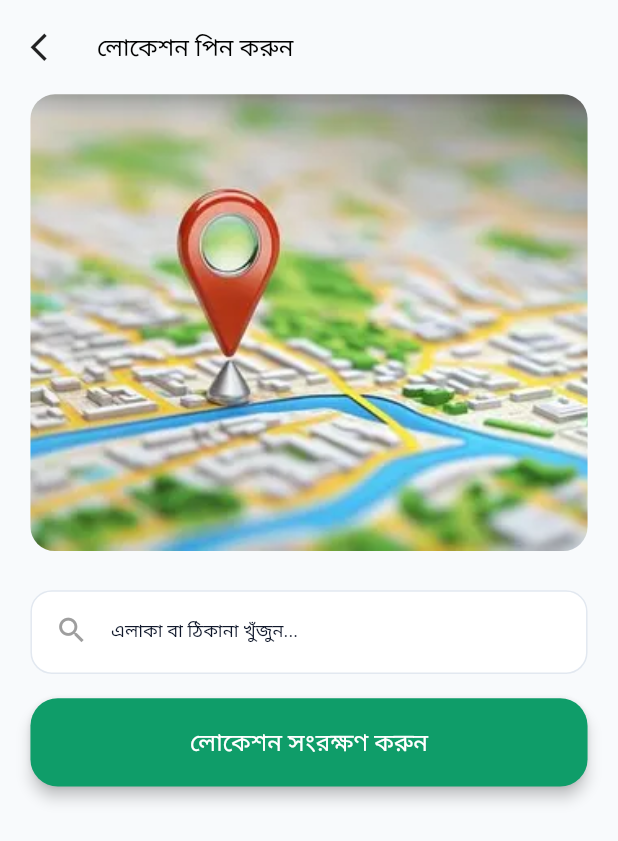
After one commit to byteAnik/tally_khata, a Flutter app: the screen it shows after launch, after a tap on "গ্রাহকের লোকেশন পিন করুন", on a phone screen of 412 x 824 dp. The commit adds this screen. Shown: the top 841 px of the screen. Run offline on Flutter 3.47's test engine with Material 3 defaults, Android fonts, the phone set to English and light mode, and no system bars; drawn by our look-alikes of auto_animated; our stand-ins replace connectivity_plus, device_info_plus, dio, dotted_border, fl_chart, flutter_screenutil and 10 more; missing offline and left inert: country_city_kit, dotlottie_loader; Roboto replaces fonts that are missing (Urbanist).

Commit message:
i have complete shop owner location pin screen

```diff
--- a/lib/common_wigdets/common_textform_flied.dart
+++ b/lib/common_wigdets/common_textform_flied.dart
@@ -94,7 +94,9 @@ class _CommonTextFormFieldState extends State<CommonTextFormField> {
             controller: widget.controller,
 
             /// 🔥 🔥 MAIN FIX
-            textAlignVertical: widget.maxLines == 1 ? TextAlignVertical.center : TextAlignVertical.top,
+            textAlignVertical: widget.maxLines == 1
+                ? TextAlignVertical.center
+                : TextAlignVertical.top,
 
             obscureText: widget.isPassword ? _isObscured : widget.obscureText,
 
@@ -118,9 +120,8 @@ class _CommonTextFormFieldState extends State<CommonTextFormField> {
               hintText: widget.hintText,
 
               hintStyle: TextStyle(
-
-                fontSize: 15.sp,
-                fontWeight: FontWeight.w700,
+                fontSize: 12.sp,
+                fontWeight: FontWeight.w400,
                 color: const Color(0xFF0F172A),
               ),
 
--- a/lib/constants/app_assets/assets_image.dart
+++ b/lib/constants/app_assets/assets_image.dart
@@ -54,6 +54,7 @@ class AssetsImages {
   static String joloImage = 'assets/images/jolo_image.jpg';
   static String backgroundBlurImage = 'assets/images/background_blur_image.png';
   static String anik = 'assets/images/anik.jpg';
+  static String locationPinImage = 'assets/images/location_pin.png';
 
 
 
--- /dev/null
+++ b/lib/features/shop_owner/shop_owner_location_pin/presentation/shop_owner_location_pin_screen.dart
@@ -0,0 +1,87 @@
+import 'package:flutter/material.dart';
+import 'package:flutter_screenutil/flutter_screenutil.dart';
+import 'package:get/get.dart';
+import 'package:tally_khata/common_wigdets/common_button.dart';
+import 'package:tally_khata/common_wigdets/common_textform_flied.dart';
+import 'package:tally_khata/constants/app_assets/assets_image.dart';
+import 'package:tally_khata/constants/app_colors.dart';
+import 'package:tally_khata/helpers/ui_helpers.dart';
+
+class ShopOwnerLocationPinScreen extends StatelessWidget {
+  const ShopOwnerLocationPinScreen({super.key});
+
+  @override
+  Widget build(BuildContext context) {
+    return Scaffold(
+      backgroundColor: AppColors.cF8FAFC,
+      body: SafeArea(
+        child: Padding(
+          padding: EdgeInsets.symmetric(
+            horizontal: UIHelper.kDefaulutPadding(),
+          ),
+          child: SingleChildScrollView(
+            child: Column(
+              crossAxisAlignment: CrossAxisAlignment.start,
+              children: [
+                UIHelper.verticalSpace(20.h),
+                Row(
+                  children: [
+                    GestureDetector(
+                      onTap: () => Get.back(),
+                      child: Icon(Icons.arrow_back_ios, size: 22.r),
+                    ),
+                    UIHelper.horizontalSpace(20.w),
+                    Text(
+                      'লোকেশন পিন করুন',
+                      style: TextStyle(
+                        fontSize: 16.sp,
+                        color: Colors.black,
+                        fontWeight: FontWeight.w500,
+                      ),
+                    ),
+                  ],
+                ),
+                UIHelper.verticalSpace(20.h),
+                ClipRRect(
+                  borderRadius: BorderRadius.circular(16.r),
+                  child: Image.asset(
+                    AssetsImages.locationPinImage,
+                    width: double.infinity,
+                    height: 300.h,
+                    fit: BoxFit.cover,
+                    errorBuilder: (context, error, stackTrace) {
+                      return Container(
+                        height: 500.h,
+                        color: Colors.grey.shade300,
+                        alignment: Alignment.center,
+                        child: Text(
+                          error.toString(),
+                          textAlign: TextAlign.center,
+                        ),
+                      );
+                    },
+                  ),
+                ),
+
+                CommonTextFormField(
+                  label: '',
+                  hintText: 'এলাকা বা ঠিকানা খুঁজুন...',
+                  prefixIcon: Icon(
+                    Icons.search,
+                    color: Colors.grey,
+                    size: 22.r,
+                  ),
+                ),
+                UIHelper.verticalSpace(16.h),
+                CommonButton(
+                  text: 'লোকেশন সংরক্ষণ করুন',
+                  onPressed: () {}
+                  ),
+              ],
+            ),
+          ),
+        ),
+      ),
+    );
+  }
+}
--- a/lib/features/shop_owner_map/presentation/shop_owner_map_screen.dart
+++ b/lib/features/shop_owner/shop_owner_map/presentation/shop_owner_map_screen.dart
@@ -1,6 +1,8 @@
 import 'package:flutter/material.dart';
 import 'package:flutter_screenutil/flutter_screenutil.dart';
+import 'package:get/get.dart';
 import 'package:tally_khata/constants/app_colors.dart';
+import 'package:tally_khata/features/shop_owner/shop_owner_location_pin/presentation/shop_owner_location_pin_screen.dart';
 import 'package:tally_khata/helpers/ui_helpers.dart';
 
 class ShopOwnerMapScreen extends StatefulWidget {
@@ -72,7 +74,13 @@ class _ShopOwnerMapScreenState extends State<ShopOwnerMapScreen> {
                   separatorBuilder: (context, index) => SizedBox(height: 12.h),
                   itemBuilder: (context, index) {
                     final item = dummyMapItems[index];
-                    return Container(
+                    return GestureDetector(
+                      onTap: () {
+                        if (index == 0) {
+                          Get.to(() => const ShopOwnerLocationPinScreen());
+                        }
+                      },
+                      child: Container(
                         padding: EdgeInsets.all(16.r),
                         decoration: BoxDecoration(
                           color: Colors.white,
@@ -130,6 +138,7 @@ class _ShopOwnerMapScreenState extends State<ShopOwnerMapScreen> {
                             ),
                           ],
                         ),
+                      ),
                     );
                   },
                 ),
--- a/lib/main.dart
+++ b/lib/main.dart
@@ -10,7 +10,8 @@ import 'package:tally_khata/features/add_customer/presentation/add_customer_scre
 import 'package:tally_khata/features/customer_details_flow/customer_details/presentation/customer_details_screen.dart';
 import 'package:tally_khata/features/customer_details_flow/customer_remainder/presentation/customer_remainder_screen.dart';
 import 'package:tally_khata/features/notification/presentation/notification_screen.dart';
-import 'package:tally_khata/features/shop_owner_map/presentation/shop_owner_map_screen.dart';
+import 'package:tally_khata/features/shop_owner/shop_owner_location_pin/presentation/shop_owner_location_pin_screen.dart';
+import 'package:tally_khata/features/shop_owner/shop_owner_map/presentation/shop_owner_map_screen.dart';
 import 'package:tally_khata/helpers/di.dart';
 import 'package:tally_khata/helpers/helper_methods.dart';
 import 'package:tally_khata/helpers/navigation_service.dart';
```
Also changed, not shown: assets/images/location_pin.png (added). Lines whose indentation alone changed are shown as unchanged.
